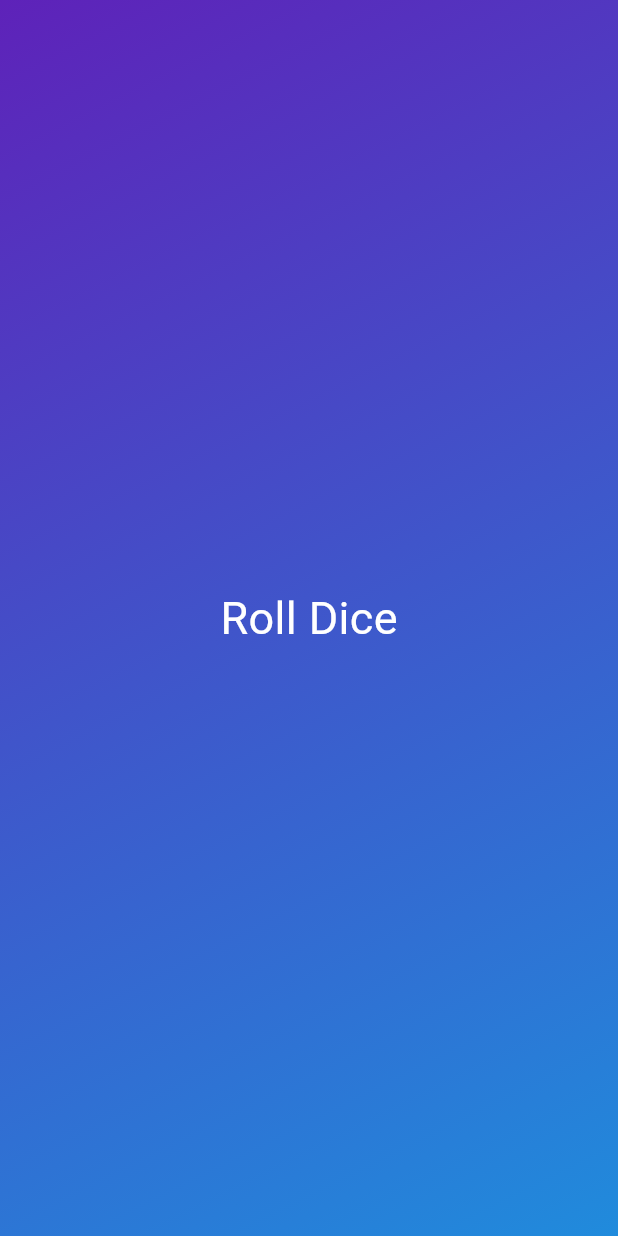
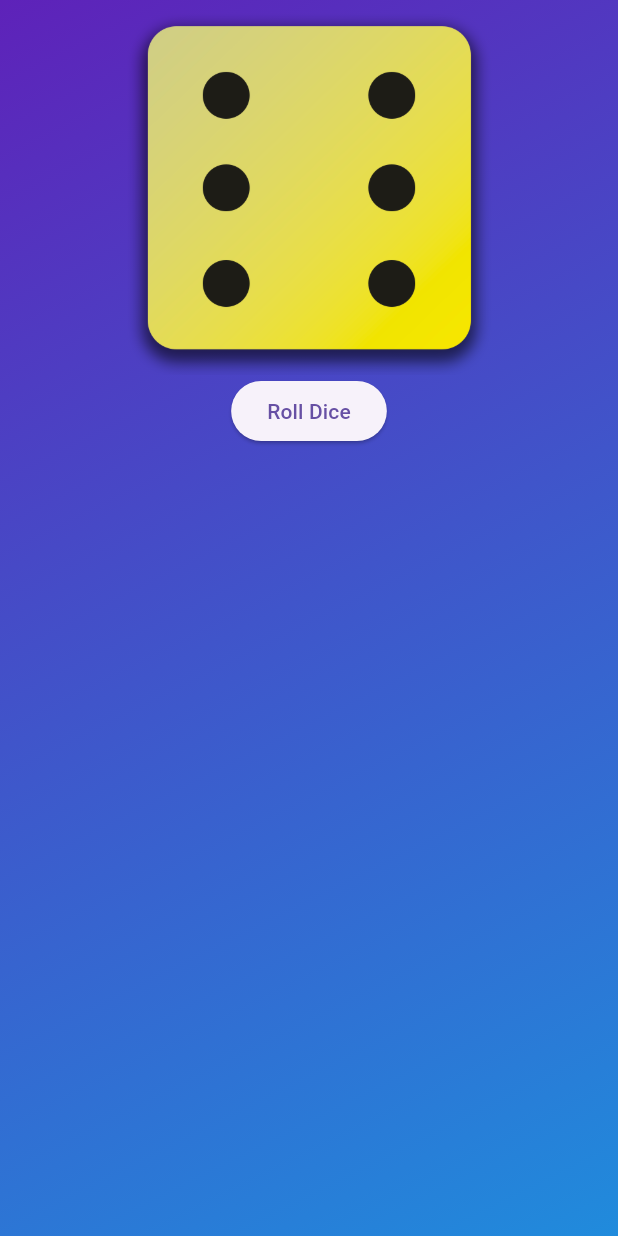
Before and after one commit to Sarthakpurii/CosmicDice, a Flutter app: the screen it shows after launch, on a phone screen of 412 x 824 dp. Run offline on Flutter 3.47's test engine with Material 3 defaults, Android fonts, the phone set to English and light mode, and no system bars.

Commit message:
linked assets to pubspec.yaml

```diff
--- a/lib/gradient_container.dart
+++ b/lib/gradient_container.dart
@@ -1,22 +1,29 @@
 import 'package:flutter/material.dart';
-import 'package:roll_dice/styled_text.dart';
+// import 'package:roll_dice/styled_text.dart';
 
-class GradientContainer extends StatelessWidget{
-  const GradientContainer(this.colorList,{super.key});
+void rollDice(){
+  // ...
+}
+class GradientContainer extends StatelessWidget {
+  const GradientContainer(this.colorList, {super.key});
   final List<Color> colorList;
   @override
-  Widget build(context){
+  Widget build(context) {
     return Container(
       decoration: BoxDecoration(
         gradient: LinearGradient(
             colors: colorList,
             begin: Alignment.topLeft,
-              end: Alignment.bottomRight
+            end: Alignment.bottomRight),
+      ),
+      child: Center(
+        child: Column(
+          children: [
+            Image.asset('assets/dice-6.png', width: 250),
+            const ElevatedButton(onPressed: rollDice, child: Text('Roll Dice'))
+            ]
 
             ),
-          ),
-          child: const Center(
-            child: StyledText("Roll Dice"),
       ),
     );
   }
```
Also changed, not shown: pubspec.yaml (+7 -3 lines). Lines whose indentation alone changed are shown as unchanged.
